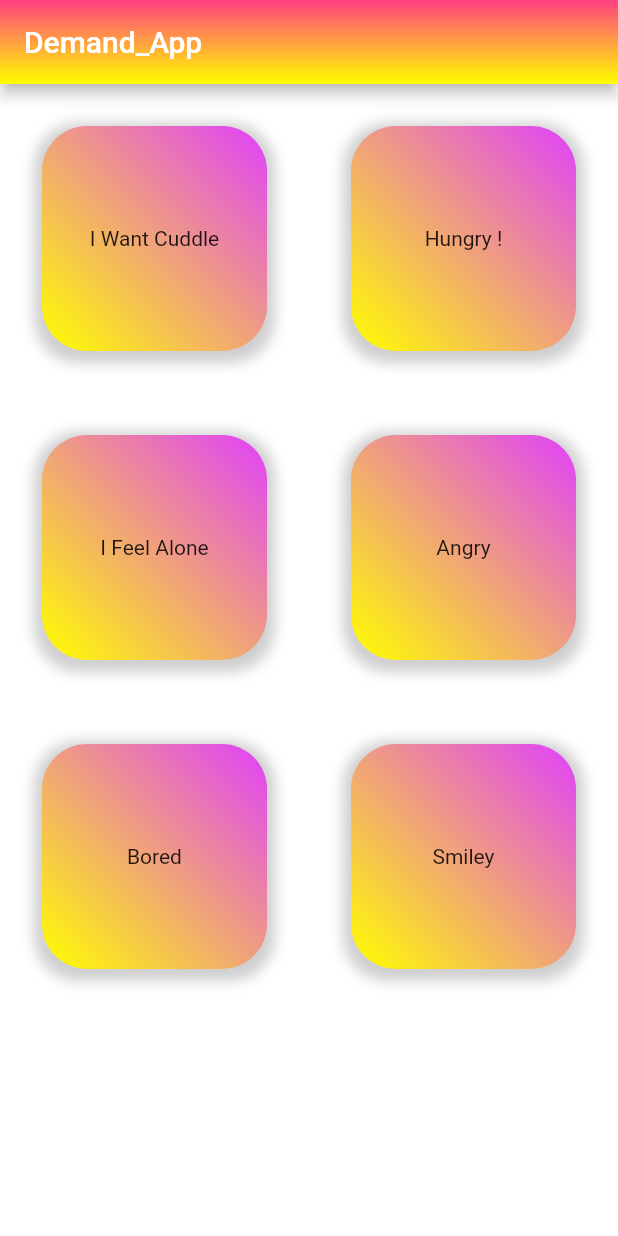
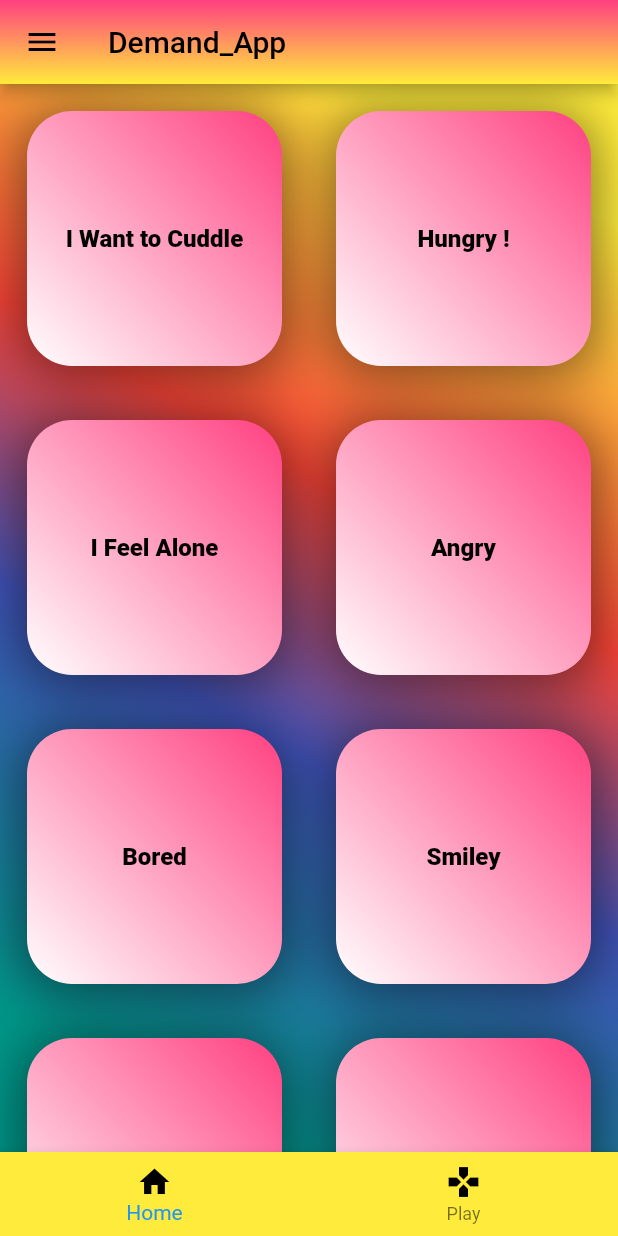
Before and after one commit to TheAmaArt/my_1_app, a Flutter app: the screen it shows after launch, on a phone screen of 412 x 824 dp. Run offline on Flutter 3.47's test engine with Material 2 defaults, Android fonts, the phone set to English and light mode, and no system bars.

Commit message:
first navigation, hamburger button, mit pop funktion

```diff
--- /dev/null
+++ b/lib/log_in_screen.dart
@@ -0,0 +1,19 @@
+import "package:flutter/material.dart";
+class LogInPage extends StatelessWidget {
+  const LogInPage({super.key});
+  @override
+  Widget build(BuildContext context) {
+    return Scaffold(
+      appBar: AppBar(
+        title: const Text("Log In"),
+      ),
+      body: Center(
+        child: FloatingActionButton(
+          onPressed: () {
+            Navigator.pop(context);
+          },
+        ),
+      ),
+    );
+  }
+}
--- a/lib/main.dart
+++ b/lib/main.dart
@@ -1,39 +1,43 @@
-import "package:flutter/material.dart";
+import 'package:flutter/material.dart';
+import 'package:my_1_app/log_in_screen.dart';
 
 void main() {
   runApp(const DemandApp());
 }
-
 class DemandApp extends StatelessWidget {
   const DemandApp({super.key});
-
   @override
   Widget build(BuildContext context) {
-    return const MaterialApp(
-      home: DemandAppHome(
+    return MaterialApp(
       title: 'Demand_App',
-      ),
+      initialRoute: '/home',
+      routes: {
+        '/home': (context) => const DemandAppHome(),
+        '/login': (context) => LogInPage(),
+      },
     );
   }
 }
-
 class DemandAppHome extends StatefulWidget {
-  const DemandAppHome({super.key, required this.title});
-  final String title;
+  const DemandAppHome({Key? key}) : super(key: key);
   @override
   DemandAppHomeState createState() => DemandAppHomeState();
 }
-
 class DemandAppHomeState extends State<DemandAppHome> {
+  int currentIndex = 0;
   @override
   Widget build(BuildContext context) {
     List<String> text = [
-      "I Want Cuddle",
+      "I Want to Cuddle",
       "Hungry !",
       "I Feel Alone",
       "Angry",
       "Bored",
       "Smiley",
+      "Hallo",
+      "Hallo",
+      "Hallo",
+      "Hallo",
     ];
     return Scaffold(
       appBar: AppBar(
@@ -42,25 +46,71 @@ class DemandAppHomeState extends State<DemandAppHome> {
             gradient: LinearGradient(
               begin: Alignment.topCenter,
               end: Alignment.bottomCenter,
-                colors: <Color>[Colors.pinkAccent, Colors.yellowAccent]),
+              colors: <Color>[Colors.pinkAccent, Colors.yellow],
+            ),
           ),
         ),
         title: const Text(
           "Demand_App",
-          selectionColor: Colors.black,
+          style: TextStyle(color: Colors.black),
+        ),
+        leading: IconButton(
+          icon: Icon(
+            Icons.menu,
+            color: Colors.black,
+          ),
+          onPressed: () {
+            Navigator.pushNamed(context, '/login');
+          },
         ),
       ),
-      body: Scaffold(
-        backgroundColor: Colors.white,
-        body: GridView.count(
-          // Create a grid with 2 columns. If you change the scrollDirection to
-          // horizontal, this produces 2 rows.
+      bottomNavigationBar: BottomNavigationBar(
+        backgroundColor: Colors.yellow,
+        items: const [
+          BottomNavigationBarItem(
+            label: "Home",
+            icon: Icon(
+              Icons.home,
+              color: Colors.black,
+            ),
+          ),
+          BottomNavigationBarItem(
+            label: "Play",
+            icon: Icon(Icons.gamepad, color: Colors.black),
+          ),
+        ],
+        currentIndex: currentIndex,
+        onTap: (index) {
+          setState(() {
+            currentIndex = index;
+          });
+        },
+      ),
+      body: Center(
+        child: Container(
+          decoration: const BoxDecoration(
+            gradient: LinearGradient(
+              begin: Alignment.topRight,
+              end: Alignment.bottomLeft,
+              stops: [
+                0.1,
+                0.4,
+                0.6,
+                0.9,
+              ],
+              colors: [
+                Colors.yellow,
+                Colors.red,
+                Colors.indigo,
+                Colors.teal,
+              ],
+            ),
+          ),
+          child: GridView.count(
             crossAxisCount: 2,
-          // Generate 100 widgets that display their index in the List.
             children: List.generate(
               text.length,
               (index) {
-              // gib etwas drückbares zurück
                 return GestureDetector(
                   onTap: () {
                     print("Hi Amedeo");
@@ -68,30 +118,34 @@ class DemandAppHomeState extends State<DemandAppHome> {
                   child: Center(
                     child: Container(
                       alignment: Alignment.center,
-                    height: 150,
-                    width: 150,
+                      height: 170,
+                      width: 170,
                       decoration: BoxDecoration(
                         borderRadius: BorderRadius.circular(30),
                         boxShadow: [
                           BoxShadow(
-                          color: Colors.grey.withOpacity(0.5),
-                          spreadRadius: 5,
-                          blurRadius: 7,
-                          offset: Offset(0, 3), // changes position of shadow
+                            color: Colors.black.withOpacity(0.5),
+                            spreadRadius: 3,
+                            blurRadius: 30,
+                            offset: const Offset(0, 3),
                           ),
                         ],
                         gradient: const LinearGradient(
                           begin: Alignment.topRight,
                           end: Alignment.bottomLeft,
                           colors: [
-                          Colors.purpleAccent,
-                          Colors.yellowAccent,
+                            Colors.pinkAccent,
+                            Colors.white,
                           ],
                         ),
                       ),
                       child: Text(
-                      selectionColor: Colors.white,
                         text[index],
+                        style: const TextStyle(
+                          fontWeight: FontWeight.w800,
+                          fontSize: 16,
+                          color: Colors.black,
+                        ),
                       ),
                     ),
                   ),
@@ -100,6 +154,7 @@ class DemandAppHomeState extends State<DemandAppHome> {
             ),
           ),
         ),
+      ),
     );
   }
 }
```
Lines whose indentation alone changed are shown as unchanged.
